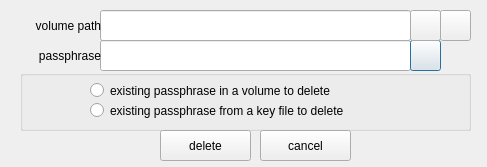
Old version of the form luksdeletekey.ui in the repository mhogomchungu/zuluCrypt.
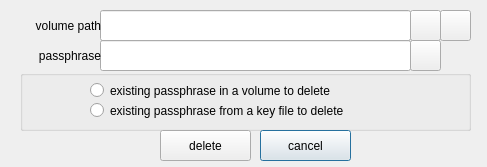
New version of the form.

The edit to the form file:
```diff
--- a/luksdeletekey.ui
+++ b/luksdeletekey.ui
@@ -125,6 +125,12 @@
    <property name="text">
     <string>cancel</string>
    </property>
+   <property name="autoDefault">
+    <bool>true</bool>
+   </property>
+   <property name="default">
+    <bool>true</bool>
+   </property>
   </widget>
   <widget class="QLineEdit" name="lineEditVolumePath">
    <property name="geometry">
```
